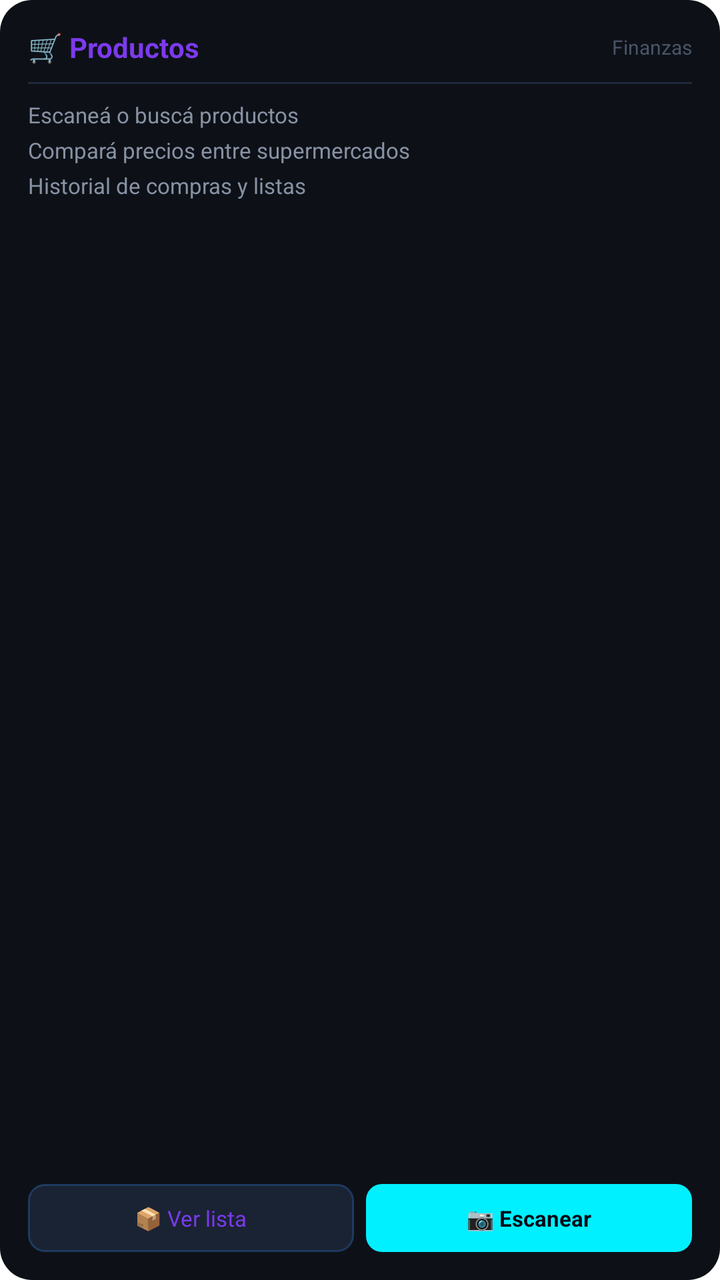
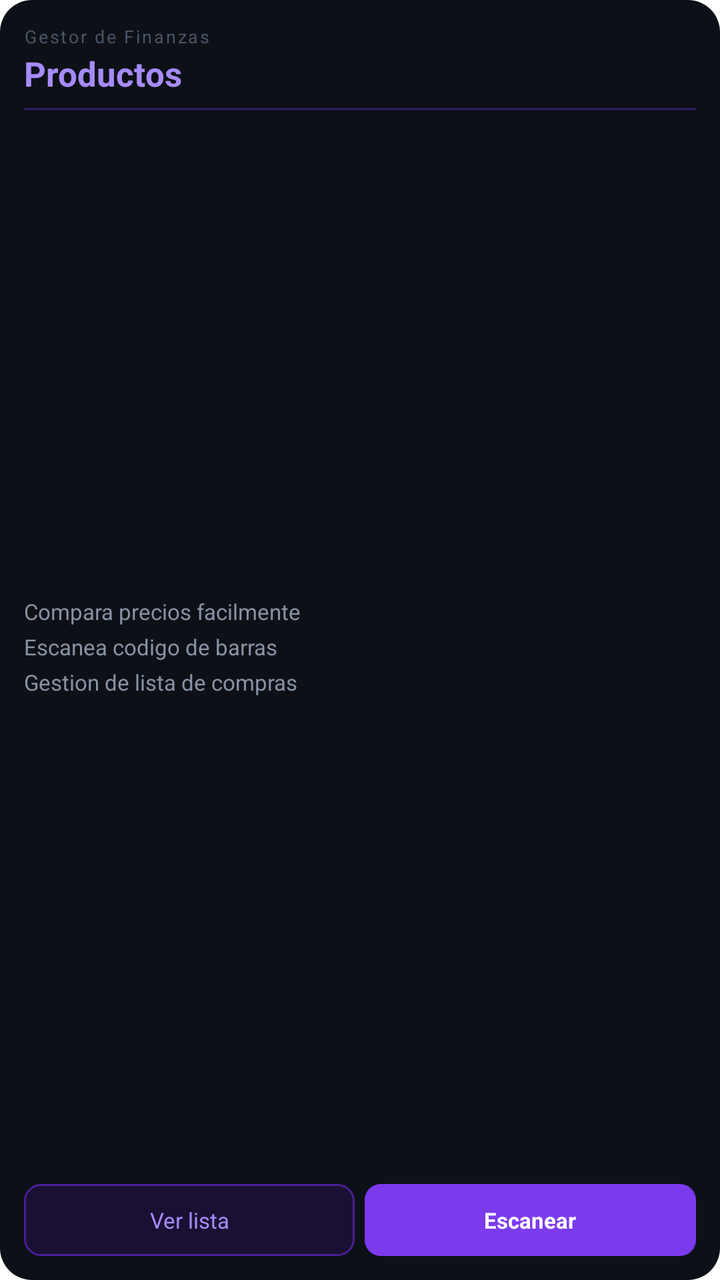

Two renders of the same Android screen: before a commit and after it. Below are the layout's source before the change and the commit's diff.
<!-- AndroidManifest.xml: application theme android:Theme.Translucent.NoTitleBar -->
<!-- res/layout/widget_productos.xml -->
<?xml version="1.0" encoding="utf-8"?>
<LinearLayout xmlns:android="http://schemas.android.com/apk/res/android"
    android:layout_width="match_parent"
    android:layout_height="match_parent"
    android:orientation="vertical"
    android:background="@drawable/widget_bg"
    android:padding="14dp">

    
    <LinearLayout
        android:layout_width="match_parent"
        android:layout_height="wrap_content"
        android:orientation="horizontal"
        android:gravity="center_vertical">

        <TextView
            android:layout_width="0dp"
            android:layout_height="wrap_content"
            android:layout_weight="1"
            android:text="🛒 Productos"
            android:textColor="#7C3AED"
            android:textSize="14sp"
            android:textStyle="bold"/>

        <TextView
            android:layout_width="wrap_content"
            android:layout_height="wrap_content"
            android:text="Finanzas"
            android:textColor="#4A5568"
            android:textSize="10sp"/>
    </LinearLayout>

    
    <View
        android:layout_width="match_parent"
        android:layout_height="1dp"
        android:background="#1E2A3A"
        android:layout_marginTop="8dp"
        android:layout_marginBottom="8dp"/>

    
    <TextView
        android:layout_width="match_parent"
        android:layout_height="wrap_content"
        android:text="Escaneá o buscá productos"
        android:textColor="#8892A4"
        android:textSize="11sp"
        android:ellipsize="end"
        android:singleLine="true"/>

    <TextView
        android:layout_width="match_parent"
        android:layout_height="wrap_content"
        android:text="Compará precios entre supermercados"
        android:textColor="#8892A4"
        android:textSize="11sp"
        android:ellipsize="end"
        android:singleLine="true"
        android:layout_marginTop="3dp"/>

    <TextView
        android:layout_width="match_parent"
        android:layout_height="wrap_content"
        android:text="Historial de compras y listas"
        android:textColor="#8892A4"
        android:textSize="11sp"
        android:ellipsize="end"
        android:singleLine="true"
        android:layout_marginTop="3dp"/>

    
    <View
        android:layout_width="match_parent"
        android:layout_height="0dp"
        android:layout_weight="1"/>

    
    <LinearLayout
        android:layout_width="match_parent"
        android:layout_height="wrap_content"
        android:orientation="horizontal"
        android:layout_marginTop="8dp">

        <TextView
            android:id="@+id/wp_btn_lista"
            android:layout_width="0dp"
            android:layout_height="34dp"
            android:layout_weight="1"
            android:layout_marginEnd="6dp"
            android:background="@drawable/widget_btn_ghost"
            android:gravity="center"
            android:text="📦 Ver lista"
            android:textColor="#7C3AED"
            android:textSize="11sp"/>

        <TextView
            android:id="@+id/wp_btn_escanear"
            android:layout_width="0dp"
            android:layout_height="34dp"
            android:layout_weight="1"
            android:background="@drawable/widget_btn_primary"
            android:gravity="center"
            android:text="📷 Escanear"
            android:textColor="#050614"
            android:textSize="11sp"
            android:textStyle="bold"/>
    </LinearLayout>
</LinearLayout>
<!-- resources referenced by this layout -->
<resources>
  <!-- drawable widget_bg (drawable) -->
  <?xml version="1.0" encoding="utf-8"?>
  <shape xmlns:android="http://schemas.android.com/apk/res/android"
      android:shape="rectangle">
      <corners android:radius="16dp"/>
      <solid android:color="#0D1117"/>
  </shape>
  <!-- drawable widget_btn_ghost (drawable) -->
  <?xml version="1.0" encoding="utf-8"?>
  <shape xmlns:android="http://schemas.android.com/apk/res/android"
      android:shape="rectangle">
      <corners android:radius="8dp"/>
      <solid android:color="#1A2333"/>
      <stroke android:width="1dp" android:color="#1E3A5F"/>
  </shape>
  <!-- drawable widget_btn_primary (drawable) -->
  <?xml version="1.0" encoding="utf-8"?>
  <shape xmlns:android="http://schemas.android.com/apk/res/android"
      android:shape="rectangle">
      <corners android:radius="8dp"/>
      <solid android:color="#00F0FF"/>
  </shape>
</resources>

<!-- the commit's change to res/layout/widget_productos.xml (unified diff, before → after) -->
@@ -1,108 +1,117 @@
 <?xml version="1.0" encoding="utf-8"?>
-<LinearLayout xmlns:android="http://schemas.android.com/apk/res/android"
+<RelativeLayout xmlns:android="http://schemas.android.com/apk/res/android"
     android:layout_width="match_parent"
     android:layout_height="match_parent"
-    android:orientation="vertical"
     android:background="@drawable/widget_bg"
-    android:padding="14dp">
+    android:padding="12dp">
+
+    
+    <LinearLayout
+        android:id="@+id/wp_header_block"
+        android:layout_width="match_parent"
+        android:layout_height="wrap_content"
+        android:orientation="vertical"
+        android:layout_alignParentTop="true">
+
+        <TextView
+            android:layout_width="match_parent"
+            android:layout_height="wrap_content"
+            android:text="Gestor de Finanzas"
+            android:textColor="#4A5568"
+            android:textSize="9sp"
+            android:letterSpacing="0.1"/>
+
+        <TextView
+            android:layout_width="match_parent"
+            android:layout_height="wrap_content"
+            android:text="Productos"
+            android:textColor="#A78BFA"
+            android:textSize="17sp"
+            android:textStyle="bold"
+            android:layout_marginTop="1dp"/>
+
+        <TextView
+            android:layout_width="match_parent"
+            android:layout_height="1dp"
+            android:background="#2D1B69"
+            android:layout_marginTop="6dp"/>
+    </LinearLayout>
+
+    
+    <LinearLayout
+        android:id="@+id/wp_btn_row"
+        android:layout_width="match_parent"
+        android:layout_height="36dp"
+        android:orientation="horizontal"
+        android:layout_alignParentBottom="true">
+
+        <TextView
+            android:id="@+id/wp_btn_lista"
+            android:layout_width="0dp"
+            android:layout_height="match_parent"
+            android:layout_weight="1"
+            android:layout_marginEnd="5dp"
+            android:background="@drawable/widget_btn_purple_ghost"
+            android:gravity="center"
+            android:text="Ver lista"
+            android:textColor="#A78BFA"
+            android:textSize="11sp"/>
+
+        <TextView
+            android:id="@+id/wp_btn_escanear"
+            android:layout_width="0dp"
+            android:layout_height="match_parent"
+            android:layout_weight="1"
+            android:background="@drawable/widget_btn_purple"
+            android:gravity="center"
+            android:text="Escanear"
+            android:textColor="#FFFFFF"
+            android:textSize="11sp"
+            android:textStyle="bold"/>
+    </LinearLayout>
 
     
     <LinearLayout
         android:layout_width="match_parent"
         android:layout_height="wrap_content"
-        android:orientation="horizontal"
-        android:gravity="center_vertical">
+        android:orientation="vertical"
+        android:layout_below="@id/wp_header_block"
+        android:layout_above="@id/wp_btn_row"
+        android:gravity="center_vertical"
+        android:paddingTop="6dp"
+        android:paddingBottom="6dp">
 
         <TextView
-            android:layout_width="0dp"
+            android:id="@+id/wp_item1"
+            android:layout_width="match_parent"
             android:layout_height="wrap_content"
-            android:layout_weight="1"
-            android:text="🛒 Productos"
-            android:textColor="#7C3AED"
-            android:textSize="14sp"
-            android:textStyle="bold"/>
+            android:text="Compara precios facilmente"
+            android:textColor="#8892A4"
+            android:textSize="11sp"
+            android:maxLines="1"
+            android:ellipsize="end"/>
 
         <TextView
-            android:layout_width="wrap_content"
+            android:id="@+id/wp_item2"
+            android:layout_width="match_parent"
             android:layout_height="wrap_content"
-            android:text="Finanzas"
-            android:textColor="#4A5568"
-            android:textSize="10sp"/>
+            android:text="Escanea codigo de barras"
+            android:textColor="#8892A4"
+            android:textSize="11sp"
+            android:maxLines="1"
+            android:ellipsize="end"
+            android:layout_marginTop="3dp"/>
+
+        <TextView
+            android:id="@+id/wp_item3"
+            android:layout_width="match_parent"
+            android:layout_height="wrap_content"
+            android:text="Gestion de lista de compras"
+            android:textColor="#8892A4"
+            android:textSize="11sp"
+            android:maxLines="1"
+            android:ellipsize="end"
+            android:layout_marginTop="3dp"/>
     </LinearLayout>
 
-    
-    <View
-        android:layout_width="match_parent"
-        android:layout_height="1dp"
-        android:background="#1E2A3A"
-        android:layout_marginTop="8dp"
-        android:layout_marginBottom="8dp"/>
-
-    
-    <TextView
-        android:layout_width="match_parent"
-        android:layout_height="wrap_content"
-        android:text="Escaneá o buscá productos"
-        android:textColor="#8892A4"
-        android:textSize="11sp"
-        android:ellipsize="end"
-        android:singleLine="true"/>
-
-    <TextView
-        android:layout_width="match_parent"
-        android:layout_height="wrap_content"
-        android:text="Compará precios entre supermercados"
-        android:textColor="#8892A4"
-        android:textSize="11sp"
-        android:ellipsize="end"
-        android:singleLine="true"
-        android:layout_marginTop="3dp"/>
-
-    <TextView
-        android:layout_width="match_parent"
-        android:layout_height="wrap_content"
-        android:text="Historial de compras y listas"
-        android:textColor="#8892A4"
-        android:textSize="11sp"
-        android:ellipsize="end"
-        android:singleLine="true"
-        android:layout_marginTop="3dp"/>
-
-    
-    <View
-        android:layout_width="match_parent"
-        android:layout_height="0dp"
-        android:layout_weight="1"/>
-
-    
-    <LinearLayout
-        android:layout_width="match_parent"
-        android:layout_height="wrap_content"
-        android:orientation="horizontal"
-        android:layout_marginTop="8dp">
-
-        <TextView
-            android:id="@+id/wp_btn_lista"
-            android:layout_width="0dp"
-            android:layout_height="34dp"
-            android:layout_weight="1"
-            android:layout_marginEnd="6dp"
-            android:background="@drawable/widget_btn_ghost"
-            android:gravity="center"
-            android:text="📦 Ver lista"
-            android:textColor="#7C3AED"
-            android:textSize="11sp"/>
-
-        <TextView
-            android:id="@+id/wp_btn_escanear"
-            android:layout_width="0dp"
-            android:layout_height="34dp"
-            android:layout_weight="1"
-            android:background="@drawable/widget_btn_primary"
-            android:gravity="center"
-            android:text="📷 Escanear"
-            android:textColor="#050614"
-            android:textSize="11sp"
-            android:textStyle="bold"/>
-    </LinearLayout>
-</LinearLayout>
+</RelativeLayout>
<!-- resource entries referenced after the edit -->
@@ -7,20 +7,18 @@
       <corners android:radius="16dp"/>
       <solid android:color="#0D1117"/>
   </shape>
-  <!-- drawable widget_btn_ghost (drawable) -->
+  <!-- drawable widget_btn_purple (drawable) -->
   <?xml version="1.0" encoding="utf-8"?>
-  <shape xmlns:android="http://schemas.android.com/apk/res/android"
-      android:shape="rectangle">
+  <shape xmlns:android="http://schemas.android.com/apk/res/android" android:shape="rectangle">
       <corners android:radius="8dp"/>
-      <solid android:color="#1A2333"/>
-      <stroke android:width="1dp" android:color="#1E3A5F"/>
+      <solid android:color="#7C3AED"/>
   </shape>
-  <!-- drawable widget_btn_primary (drawable) -->
+  <!-- drawable widget_btn_purple_ghost (drawable) -->
   <?xml version="1.0" encoding="utf-8"?>
-  <shape xmlns:android="http://schemas.android.com/apk/res/android"
-      android:shape="rectangle">
+  <shape xmlns:android="http://schemas.android.com/apk/res/android" android:shape="rectangle">
       <corners android:radius="8dp"/>
-      <solid android:color="#00F0FF"/>
+      <solid android:color="#1A1033"/>
+      <stroke android:width="1dp" android:color="#4C1D95"/>
   </shape>
 </resources>
 
